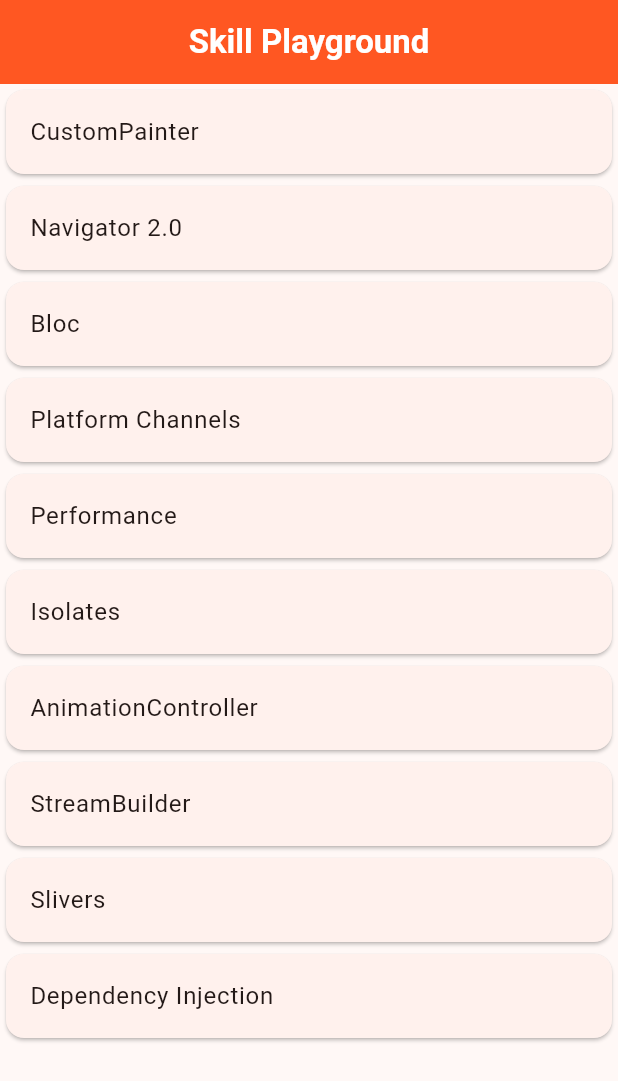
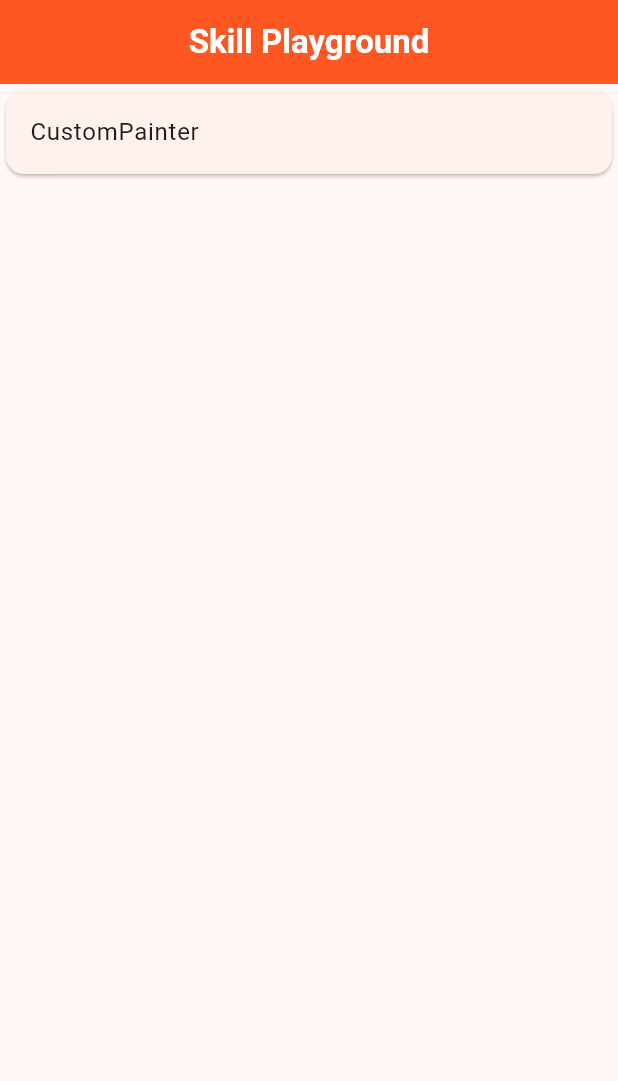
Before and after one commit to leonardovivo/skill_playground, a Flutter app: the screen it shows after launch, on a phone screen of 412 x 824 dp. Shown: the top 1081 px of the screen. Run offline on Flutter 3.47's test engine with Material 3 defaults, Android fonts, the phone set to English and light mode, and no system bars; our stand-ins replace get_it.

```diff
--- a/lib/screens/home/home_screen.dart
+++ b/lib/screens/home/home_screen.dart
@@ -1,23 +1,16 @@
 import 'package:flutter/material.dart';
 
 class HomeScreen extends StatelessWidget {
-  const HomeScreen({super.key});
+  final Function(String screen)? onTap;
 
-  final List<Map<String, dynamic>> topics = const [
-    {'title': 'CustomPainter', 'route': '/custom_painter'},
-    {'title': 'Navigator 2.0', 'route': '/router'},
-    {'title': 'Bloc', 'route': '/bloc'},
-    {'title': 'Platform Channels', 'route': '/platform'},
-    {'title': 'Performance', 'route': '/performance'},
-    {'title': 'Isolates', 'route': '/isolates'},
-    {'title': 'AnimationController', 'route': '/animation'},
-    {'title': 'StreamBuilder', 'route': '/stream_builder'},
-    {'title': 'Slivers', 'route': '/slivers'},
-    {'title': 'Dependency Injection', 'route': '/di'},
-  ];
+  const HomeScreen({super.key, this.onTap});
 
   @override
   Widget build(BuildContext context) {
+    final topics = [
+      {'title': 'CustomPainter', 'screen': 'custom_painter'},
+    ];
+
     return SafeArea(
       child: Scaffold(
         appBar: AppBar(
@@ -34,10 +27,8 @@ class HomeScreen extends StatelessWidget {
             final topic = topics[index];
             return Card(
               child: ListTile(
-                title: Text(topic['title']),
-                onTap: () {
-                  Navigator.pushNamed(context, topic['route']);
-                },
+                title: Text(topic['title']!),
+                onTap: () => onTap?.call(topic['screen']!),
               ),
             );
           },
```
